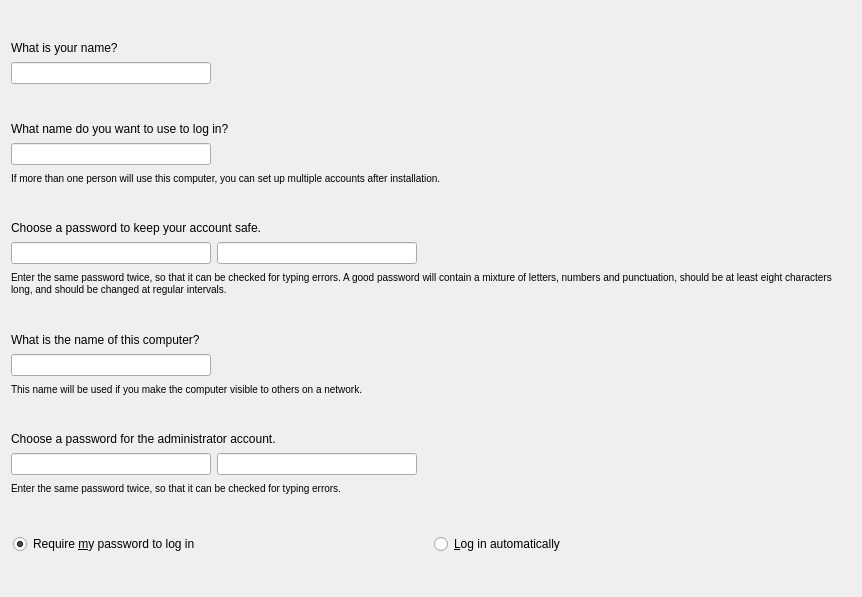
This is src/modules/users/page_usersetup.ui in tanglu-org/calamares as Qt 5 draws it before an edit. The edited form follows.
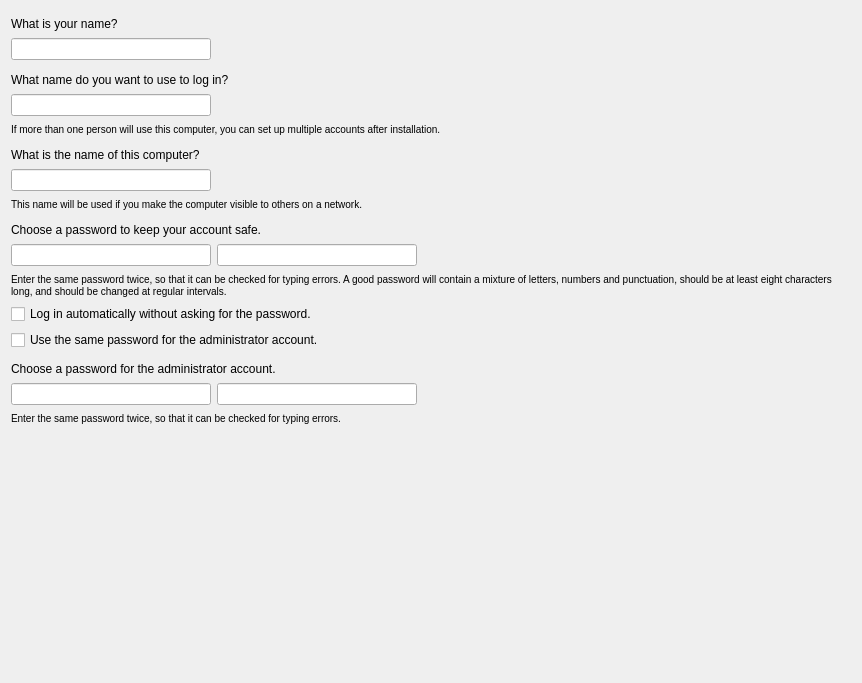
This is the edited form.

The edit to the form file:
```diff
--- a/src/modules/users/page_usersetup.ui
+++ b/src/modules/users/page_usersetup.ui
@@ -7,7 +7,7 @@
     <x>0</x>
     <y>0</y>
     <width>862</width>
-    <height>597</height>
+    <height>683</height>
    </rect>
   </property>
   <property name="windowTitle">
@@ -19,10 +19,13 @@
      <property name="orientation">
       <enum>Qt::Vertical</enum>
      </property>
+     <property name="sizeType">
+      <enum>QSizePolicy::Fixed</enum>
+     </property>
      <property name="sizeHint" stdset="0">
       <size>
        <width>20</width>
-       <height>1</height>
+       <height>6</height>
       </size>
      </property>
     </spacer>
@@ -97,10 +100,13 @@
      <property name="orientation">
       <enum>Qt::Vertical</enum>
      </property>
+     <property name="sizeType">
+      <enum>QSizePolicy::Fixed</enum>
+     </property>
      <property name="sizeHint" stdset="0">
       <size>
        <width>20</width>
-       <height>1</height>
+       <height>6</height>
       </size>
      </property>
     </spacer>
@@ -198,15 +204,127 @@
      </property>
     </widget>
    </item>
+   <item>
+    <spacer name="verticalSpacer_4">
+     <property name="orientation">
+      <enum>Qt::Vertical</enum>
+     </property>
+     <property name="sizeType">
+      <enum>QSizePolicy::Fixed</enum>
+     </property>
+     <property name="sizeHint" stdset="0">
+      <size>
+       <width>20</width>
+       <height>6</height>
+      </size>
+     </property>
+    </spacer>
+   </item>
+   <item>
+    <widget class="QLabel" name="hostname_label_2">
+     <property name="text">
+      <string>What is the name of this computer?</string>
+     </property>
+     <property name="wordWrap">
+      <bool>false</bool>
+     </property>
+    </widget>
+   </item>
+   <item>
+    <layout class="QHBoxLayout" name="horizontalLayout_4">
+     <item>
+      <widget class="QLineEdit" name="textBoxHostname">
+       <property name="sizePolicy">
+        <sizepolicy hsizetype="Expanding" vsizetype="Fixed">
+         <horstretch>0</horstretch>
+         <verstretch>0</verstretch>
+        </sizepolicy>
+       </property>
+       <property name="minimumSize">
+        <size>
+         <width>200</width>
+         <height>0</height>
+        </size>
+       </property>
+      </widget>
+     </item>
+     <item>
+      <widget class="QLabel" name="labelHostname">
+       <property name="sizePolicy">
+        <sizepolicy hsizetype="Fixed" vsizetype="Fixed">
+         <horstretch>0</horstretch>
+         <verstretch>0</verstretch>
+        </sizepolicy>
+       </property>
+       <property name="minimumSize">
+        <size>
+         <width>24</width>
+         <height>24</height>
+        </size>
+       </property>
+       <property name="maximumSize">
+        <size>
+         <width>24</width>
+         <height>24</height>
+        </size>
+       </property>
+       <property name="scaledContents">
+        <bool>true</bool>
+       </property>
+      </widget>
+     </item>
+     <item>
+      <widget class="QLabel" name="labelHostnameError">
+       <property name="sizePolicy">
+        <sizepolicy hsizetype="Expanding" vsizetype="Preferred">
+         <horstretch>1</horstretch>
+         <verstretch>0</verstretch>
+        </sizepolicy>
+       </property>
+       <property name="minimumSize">
+        <size>
+         <width>200</width>
+         <height>0</height>
+        </size>
+       </property>
+       <property name="text">
+        <string/>
+       </property>
+       <property name="alignment">
+        <set>Qt::AlignVCenter</set>
+       </property>
+       <property name="wordWrap">
+        <bool>true</bool>
+       </property>
+      </widget>
+     </item>
+    </layout>
+   </item>
+   <item>
+    <widget class="QLabel" name="hostname_extra_label_2">
+     <property name="styleSheet">
+      <string>font-weight: normal</string>
+     </property>
+     <property name="text">
+      <string>&lt;small&gt;This name will be used if you make the computer visible to others on a network.&lt;/small&gt;</string>
+     </property>
+     <property name="wordWrap">
+      <bool>false</bool>
+     </property>
+    </widget>
+   </item>
    <item>
     <spacer name="verticalSpacer_3">
      <property name="orientation">
       <enum>Qt::Vertical</enum>
      </property>
+     <property name="sizeType">
+      <enum>QSizePolicy::Fixed</enum>
+     </property>
      <property name="sizeHint" stdset="0">
       <size>
        <width>20</width>
-       <height>1</height>
+       <height>6</height>
       </size>
      </property>
     </spacer>
@@ -327,120 +445,31 @@
     </widget>
    </item>
    <item>
-    <spacer name="verticalSpacer_4">
-     <property name="orientation">
-      <enum>Qt::Vertical</enum>
-     </property>
-     <property name="sizeHint" stdset="0">
-      <size>
-       <width>20</width>
-       <height>1</height>
-      </size>
-     </property>
-    </spacer>
-   </item>
-   <item>
-    <widget class="QLabel" name="hostname_label_2">
+    <widget class="QCheckBox" name="checkBoxAutoLogin">
      <property name="text">
-      <string>What is the name of this computer?</string>
+      <string>Log in automatically without asking for the password.</string>
      </property>
-     <property name="wordWrap">
-      <bool>false</bool>
-     </property>
     </widget>
    </item>
    <item>
-    <layout class="QHBoxLayout" name="horizontalLayout_4">
-     <item>
-      <widget class="QLineEdit" name="textBoxHostname">
-       <property name="sizePolicy">
-        <sizepolicy hsizetype="Expanding" vsizetype="Fixed">
-         <horstretch>0</horstretch>
-         <verstretch>0</verstretch>
-        </sizepolicy>
-       </property>
-       <property name="minimumSize">
-        <size>
-         <width>200</width>
-         <height>0</height>
-        </size>
-       </property>
-      </widget>
-     </item>
-     <item>
-      <widget class="QLabel" name="labelHostname">
-       <property name="sizePolicy">
-        <sizepolicy hsizetype="Fixed" vsizetype="Fixed">
-         <horstretch>0</horstretch>
-         <verstretch>0</verstretch>
-        </sizepolicy>
-       </property>
-       <property name="minimumSize">
-        <size>
-         <width>24</width>
-         <height>24</height>
-        </size>
-       </property>
-       <property name="maximumSize">
-        <size>
-         <width>24</width>
-         <height>24</height>
-        </size>
-       </property>
-       <property name="scaledContents">
-        <bool>true</bool>
-       </property>
-      </widget>
-     </item>
-     <item>
-      <widget class="QLabel" name="labelHostnameError">
-       <property name="sizePolicy">
-        <sizepolicy hsizetype="Expanding" vsizetype="Preferred">
-         <horstretch>1</horstretch>
-         <verstretch>0</verstretch>
-        </sizepolicy>
-       </property>
-       <property name="minimumSize">
-        <size>
-         <width>200</width>
-         <height>0</height>
-        </size>
-       </property>
-       <property name="text">
-        <string/>
-       </property>
-       <property name="alignment">
-        <set>Qt::AlignVCenter</set>
-       </property>
-       <property name="wordWrap">
-        <bool>true</bool>
-       </property>
-      </widget>
-     </item>
-    </layout>
-   </item>
-   <item>
-    <widget class="QLabel" name="hostname_extra_label_2">
-     <property name="styleSheet">
-      <string>font-weight: normal</string>
-     </property>
+    <widget class="QCheckBox" name="checkBoxReusePassword">
      <property name="text">
-      <string>&lt;small&gt;This name will be used if you make the computer visible to others on a network.&lt;/small&gt;</string>
+      <string>Use the same password for the administrator account.</string>
      </property>
-     <property name="wordWrap">
-      <bool>false</bool>
-     </property>
     </widget>
    </item>
    <item>
-    <spacer name="verticalSpacer_5">
+    <spacer name="verticalSpacer_6">
      <property name="orientation">
       <enum>Qt::Vertical</enum>
      </property>
+     <property name="sizeType">
+      <enum>QSizePolicy::Fixed</enum>
+     </property>
      <property name="sizeHint" stdset="0">
       <size>
        <width>20</width>
-       <height>1</height>
+       <height>6</height>
       </size>
      </property>
     </spacer>
@@ -560,61 +589,6 @@
      </property>
     </widget>
    </item>
-   <item>
-    <spacer name="verticalSpacer_6">
-     <property name="orientation">
-      <enum>Qt::Vertical</enum>
-     </property>
-     <property name="sizeHint" stdset="0">
-      <size>
-       <width>20</width>
-       <height>1</height>
-      </size>
-     </property>
-    </spacer>
-   </item>
-   <item>
-    <layout class="QVBoxLayout" name="verticalLayout_7">
-     <item>
-      <widget class="QWidget" name="widget_7" native="true">
-       <layout class="QGridLayout" name="gridLayout_10">
-        <property name="leftMargin">
-         <number>2</number>
-        </property>
-        <property name="topMargin">
-         <number>2</number>
-        </property>
-        <property name="rightMargin">
-         <number>2</number>
-        </property>
-        <property name="bottomMargin">
-         <number>2</number>
-        </property>
-        <item row="0" column="1">
-         <widget class="QRadioButton" name="checkBoxLoginAuto">
-          <property name="text">
-           <string>&amp;Log in automatically</string>
-          </property>
-          <property name="checked">
-           <bool>false</bool>
-          </property>
-         </widget>
-        </item>
-        <item row="0" column="0">
-         <widget class="QRadioButton" name="checkBoxLoginNormal">
-          <property name="text">
-           <string>Require &amp;my password to log in</string>
-          </property>
-          <property name="checked">
-           <bool>true</bool>
-          </property>
-         </widget>
-        </item>
-       </layout>
-      </widget>
-     </item>
-    </layout>
-   </item>
    <item>
     <spacer name="verticalSpacer_7">
      <property name="orientation">
```
Left out of the diff: 4 changed lines with no effect on the pictures.
